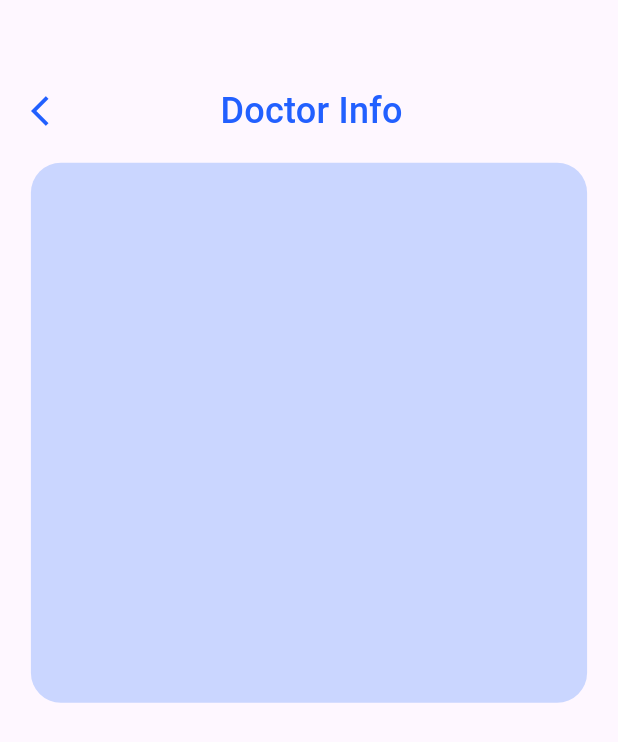
After one commit to SWE-Project-NhapVien/Medical-Booking-System, a Flutter app: the DoctorInfoScreen screen opened directly, on a phone screen of 412 x 824 dp. The commit adds this screen. Shown: the top 742 px of the screen. Run offline on Flutter 3.47's test engine with Material 3 defaults, Android fonts, the phone set to English and light mode, and no system bars; our stand-ins replace another_flutter_splash_screen, bloc, equatable, flutter_bloc, flutter_dotenv, google_fonts and 2 more; accounts and stored records are empty.

Commit message:
first commit

```diff
--- a/booking_doctor_project/lib/medical_booking_app.dart
+++ b/booking_doctor_project/lib/medical_booking_app.dart
@@ -1,3 +1,4 @@
+import 'package:booking_doctor_project/screen/DoctorInfo/doctor_info_screen.dart';
 import 'package:booking_doctor_project/screen/patient/CreateProfileScreen/create_profile_screen.dart';
 import 'package:booking_doctor_project/screen/patient/ForgotPasswordScreen/forgot_password_screen.dart';
 import 'package:booking_doctor_project/screen/patient/LoginAndSignUp/login_and_signup_screen.dart';
@@ -5,7 +6,6 @@ import 'package:booking_doctor_project/screen/patient/SplashScreen/splash_screen
 import 'package:flutter/material.dart';
 
 final GlobalKey<NavigatorState> navigatorKey = GlobalKey<NavigatorState>();
-
 
 class MedicalBookingApp extends StatefulWidget {
   const MedicalBookingApp({super.key});
@@ -47,9 +47,6 @@ class _MedicalBookingAppState extends State<MedicalBookingApp> {
   Map<String, WidgetBuilder> _buildRoutes() {
     return {
       '/': (BuildContext context) => const SplashScreen(),
-      '/reset-password': (BuildContext context) => const ForgotPasswordScreen(),
-      '/create-profile': (BuildContext context) => const CreateProfileScreen(),
-      '/login': (BuildContext context) => LoginOrSignUpScreen(showLoginScreen: true),
     };
   }
 }
--- /dev/null
+++ b/booking_doctor_project/lib/screen/DoctorInfo/doctor_info_screen.dart
@@ -0,0 +1,40 @@
+import 'package:booking_doctor_project/utils/color_palette.dart';
+import 'package:booking_doctor_project/widgets/common_app_bar_view.dart';
+import 'package:flutter/material.dart';
+
+class DoctorInfoScreen extends StatelessWidget {
+  const DoctorInfoScreen({super.key});
+
+  @override
+  Widget build(BuildContext context) {
+    return Scaffold(
+      body: Column(
+        children: [
+          CommonAppBarView(
+            iconData: Icons.arrow_back_ios,
+            title: "Doctor Info",
+            onBackClick: () {
+              Navigator.pop(context);
+            },
+          ),
+          Padding(
+              padding: EdgeInsets.symmetric(
+                horizontal: MediaQuery.of(context).size.width * 0.05,
+                vertical: MediaQuery.of(context).size.height * 0.01,
+              ),
+              child: Column(
+                children: [
+                  Container(
+                    height: 360,
+                    decoration: BoxDecoration(
+                      color: ColorPalette.mediumBlue,
+                      borderRadius: BorderRadius.circular(20),
+                    ),
+                  ),
+                ],
+              ))
+        ],
+      ),
+    );
+  }
+}
```
